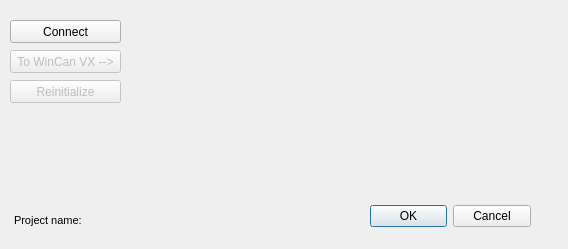
First picture: the form in VX_integration_dialog_base.ui, repository WinCan/QGISPlugin, before the edit.
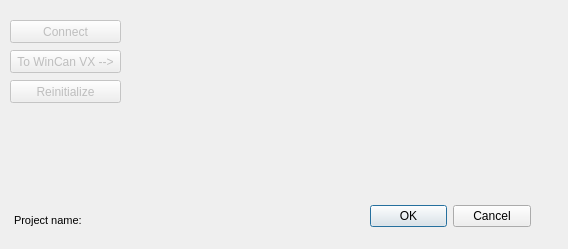
Second picture: the form after the edit. Icons and pictures are not drawn.

Commit message: waiting for connection

Patch:
```diff
--- a/VX_integration_dialog_base.ui
+++ b/VX_integration_dialog_base.ui
@@ -58,6 +58,9 @@
    </property>
   </widget>
   <widget class="QPushButton" name="pushButton">
+   <property name="enabled">
+    <bool>false</bool>
+   </property>
    <property name="geometry">
     <rect>
      <x>10</x>
```
The commit also changes 1 other file.
